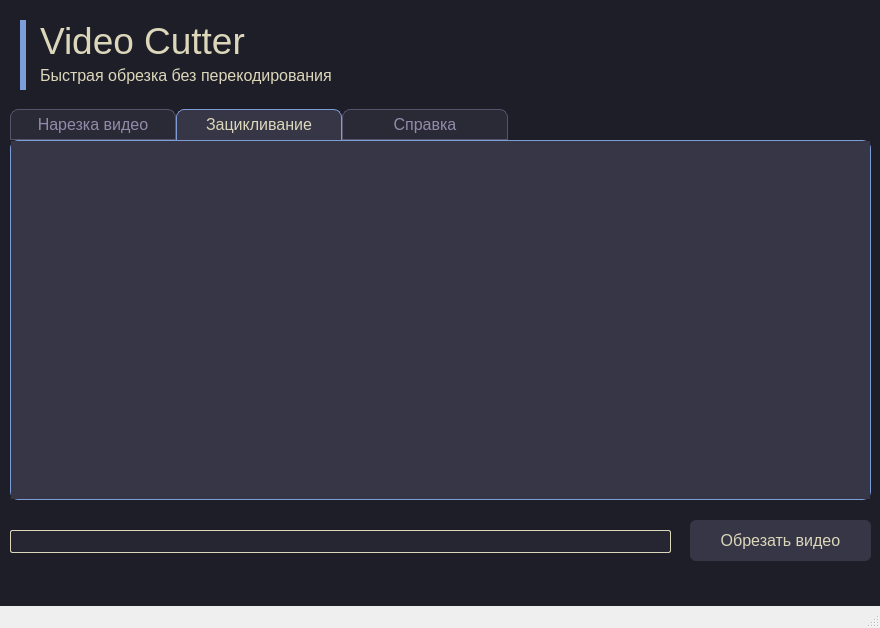
This is src/ui/MainWindow.ui in mandonych/VideoCutter-CPP-V3 as Qt 5 draws it before an edit. The edited form follows.
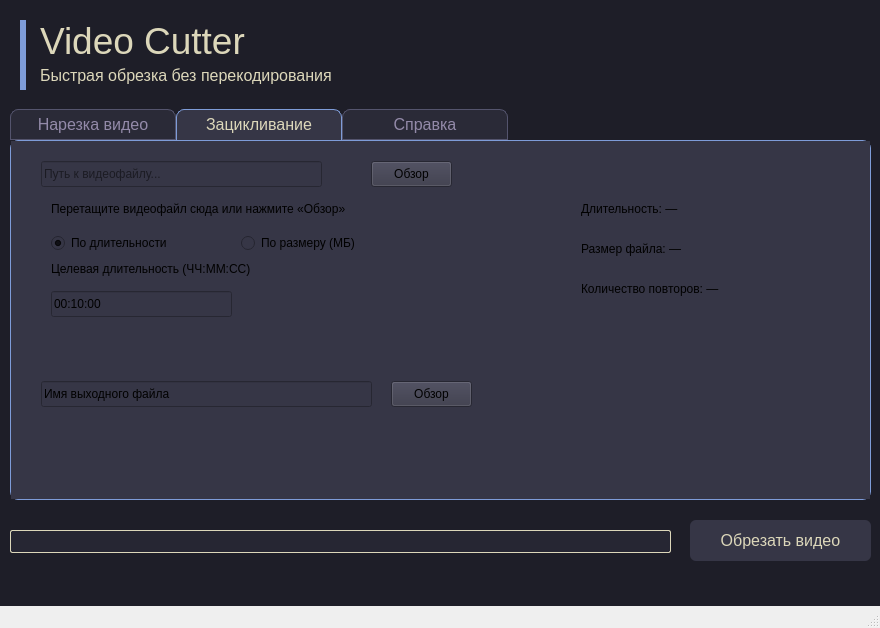
This is the edited form. The open tabs and pages were chosen to show the change. Icons and pictures are not drawn. Custom widgets are drawn as their Qt base class.

Commit message: feat(ui): implement timeline widget, loop tab logic, and help viewer

```diff
--- a/src/ui/MainWindow.ui
+++ b/src/ui/MainWindow.ui
@@ -550,6 +550,180 @@
      <attribute name="title">
       <string>Зацикливание</string>
      </attribute>
+     <widget class="QLineEdit" name="loopInputFileEdit">
+      <property name="geometry">
+       <rect>
+        <x>30</x>
+        <y>20</y>
+        <width>281</width>
+        <height>26</height>
+       </rect>
+      </property>
+      <property name="readOnly">
+       <bool>true</bool>
+      </property>
+      <property name="placeholderText">
+       <string>Путь к видеофайлу...</string>
+      </property>
+     </widget>
+     <widget class="QPushButton" name="loopBrowseButton">
+      <property name="geometry">
+       <rect>
+        <x>360</x>
+        <y>20</y>
+        <width>81</width>
+        <height>26</height>
+       </rect>
+      </property>
+      <property name="text">
+       <string>Обзор</string>
+      </property>
+     </widget>
+     <widget class="QLabel" name="loopInfoLabel">
+      <property name="geometry">
+       <rect>
+        <x>40</x>
+        <y>60</y>
+        <width>301</width>
+        <height>16</height>
+       </rect>
+      </property>
+      <property name="text">
+       <string>Перетащите видеофайл сюда или нажмите «Обзор»</string>
+      </property>
+     </widget>
+     <widget class="QRadioButton" name="loopByDurationRadio">
+      <property name="geometry">
+       <rect>
+        <x>40</x>
+        <y>90</y>
+        <width>171</width>
+        <height>24</height>
+       </rect>
+      </property>
+      <property name="styleSheet">
+       <string notr="true"/>
+      </property>
+      <property name="text">
+       <string>По длительности</string>
+      </property>
+      <property name="checkable">
+       <bool>true</bool>
+      </property>
+      <property name="checked">
+       <bool>true</bool>
+      </property>
+     </widget>
+     <widget class="QRadioButton" name="loopBySizeRadio">
+      <property name="geometry">
+       <rect>
+        <x>230</x>
+        <y>90</y>
+        <width>131</width>
+        <height>24</height>
+       </rect>
+      </property>
+      <property name="text">
+       <string>По размеру (МБ)</string>
+      </property>
+     </widget>
+     <widget class="QLabel" name="loopTargetLabel">
+      <property name="geometry">
+       <rect>
+        <x>40</x>
+        <y>120</y>
+        <width>211</width>
+        <height>16</height>
+       </rect>
+      </property>
+      <property name="text">
+       <string>Целевая длительность (ЧЧ:ММ:СС)</string>
+      </property>
+     </widget>
+     <widget class="QLineEdit" name="loopTargetEdit">
+      <property name="geometry">
+       <rect>
+        <x>40</x>
+        <y>150</y>
+        <width>181</width>
+        <height>26</height>
+       </rect>
+      </property>
+      <property name="text">
+       <string>00:10:00</string>
+      </property>
+      <property name="maxLength">
+       <number>8</number>
+      </property>
+     </widget>
+     <widget class="QLabel" name="loopResultDurationLabel">
+      <property name="geometry">
+       <rect>
+        <x>570</x>
+        <y>60</y>
+        <width>201</width>
+        <height>16</height>
+       </rect>
+      </property>
+      <property name="text">
+       <string>Длительность: —</string>
+      </property>
+     </widget>
+     <widget class="QLabel" name="loopResultSizeLabel">
+      <property name="geometry">
+       <rect>
+        <x>570</x>
+        <y>100</y>
+        <width>121</width>
+        <height>16</height>
+       </rect>
+      </property>
+      <property name="text">
+       <string>Размер файла: —</string>
+      </property>
+     </widget>
+     <widget class="QLabel" name="loopResultRepeatsLabel">
+      <property name="geometry">
+       <rect>
+        <x>570</x>
+        <y>140</y>
+        <width>151</width>
+        <height>16</height>
+       </rect>
+      </property>
+      <property name="text">
+       <string>Количество повторов: —</string>
+      </property>
+     </widget>
+     <widget class="QLineEdit" name="loopOutputFileEdit">
+      <property name="geometry">
+       <rect>
+        <x>30</x>
+        <y>240</y>
+        <width>331</width>
+        <height>26</height>
+       </rect>
+      </property>
+      <property name="text">
+       <string>Имя выходного файла</string>
+      </property>
+      <property name="readOnly">
+       <bool>true</bool>
+      </property>
+     </widget>
+     <widget class="QPushButton" name="loopSaveOutputButton">
+      <property name="geometry">
+       <rect>
+        <x>380</x>
+        <y>240</y>
+        <width>81</width>
+        <height>26</height>
+       </rect>
+      </property>
+      <property name="text">
+       <string>Обзор</string>
+      </property>
+     </widget>
     </widget>
     <widget class="QWidget" name="tab_3">
      <property name="styleSheet">
@@ -627,6 +801,14 @@
    </property>
   </widget>
  </widget>
+ <customwidgets>
+  <customwidget>
+   <class>TimelineWidget</class>
+   <extends>QWidget</extends>
+   <header>timelinewidget.h</header>
+   <container>1</container>
+  </customwidget>
+ </customwidgets>
  <resources/>
  <connections/>
 </ui>
```
Left out of the diff: 45 changed lines with no effect on the pictures. The commit also changes 5 other files.
